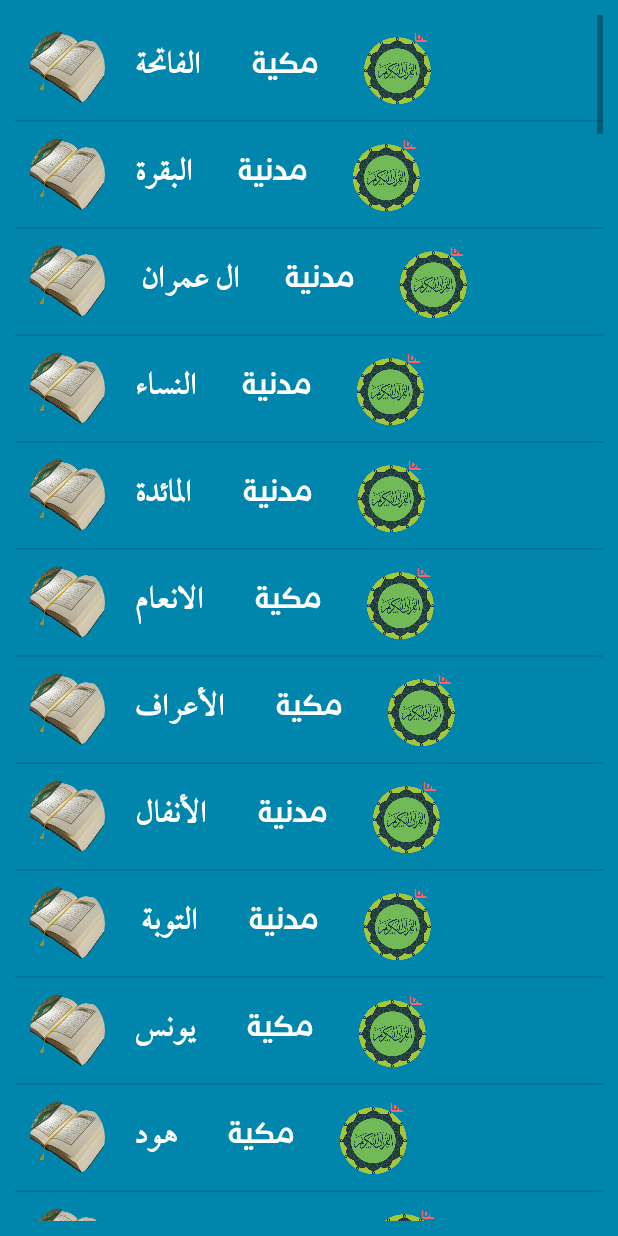
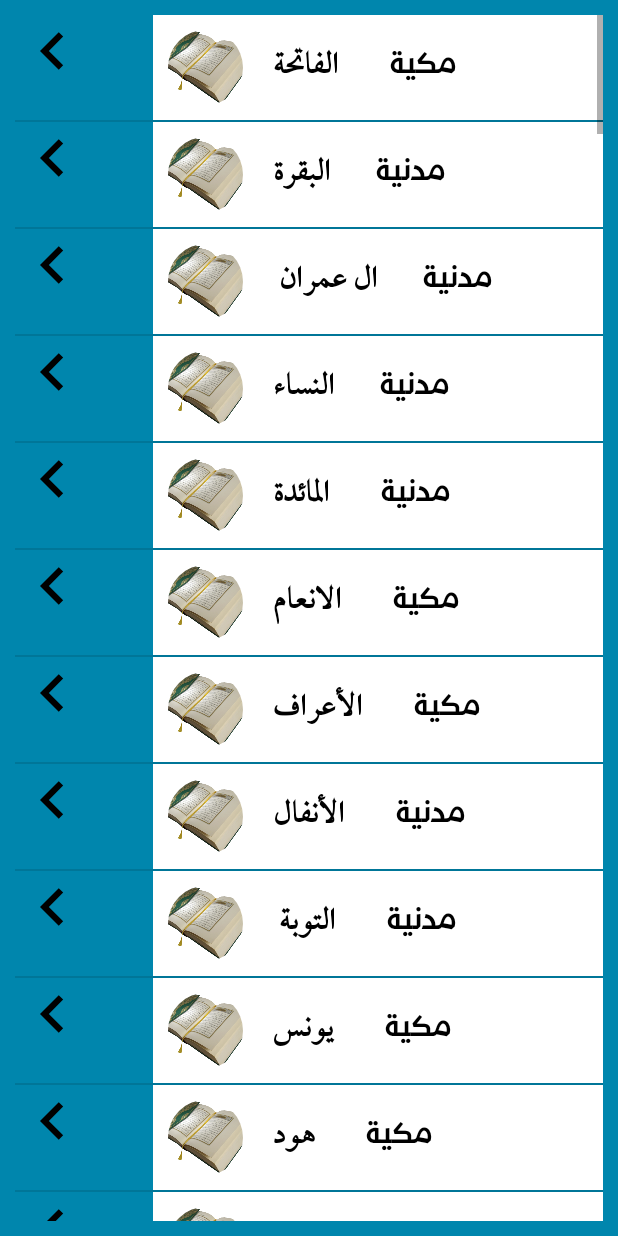
Before and after one commit to mohamedfffccc/Quran, an Android app: the screen it shows after launch (MainActivity), after a tap on an icon or button, on a phone screen of 412 x 824 dp. Run offline under Robolectric (Android 15) with nearby library versions, the light colour scheme and no system bars; our stand-ins replace ButterKnife, CircleImageView.

Commit message:
quran_online

```diff
--- a/app/src/main/java/com/example/quranonline/data/api/AyaApi.java
+++ b/app/src/main/java/com/example/quranonline/data/api/AyaApi.java
@@ -1,5 +1,6 @@
 package com.example.quranonline.data.api;
 
+import com.example.quranonline.data.model.Azkar;
 import com.example.quranonline.data.model.ayat.Ayat;
 import com.example.quranonline.data.model.tafseer.Tafseer;
 
@@ -21,4 +22,6 @@ public interface AyaApi {
                                              @Path("sura_number") int sura_number ,
                                              @Path("ayah_number_from") int ayah_number_from ,
                                              @Path("ayah_number_to") int ayah_number_to);
+    @GET("QuranService/GetAzkar.php")
+    Call<List<Azkar>> getAzkar();
 }
--- a/app/src/main/java/com/example/quranonline/data/model/ayat/Ayat.java
+++ b/app/src/main/java/com/example/quranonline/data/model/ayat/Ayat.java
@@ -10,7 +10,7 @@ public class Ayat {
     @SerializedName("number")
     @Expose
     private Integer number;
-    @SerializedName("name")
+    @SerializedName("Name")
     @Expose
     private String name;
     @SerializedName("transliteration_en")
--- a/app/src/main/java/com/example/quranonline/view/activity/MainActivity.java
+++ b/app/src/main/java/com/example/quranonline/view/activity/MainActivity.java
@@ -25,6 +25,8 @@ import com.example.quranonline.R;
 import com.example.quranonline.view.fragment.AuthorFragment;
 import com.example.quranonline.view.fragment.PlayerFragment;
 import com.example.quranonline.view.fragment.SurahFragment;
+import com.example.quranonline.view.fragment.azkar.AzkarFragment;
+import com.example.quranonline.view.fragment.tafseer.TafseerFragment;
 
 import java.io.File;
 
@@ -67,7 +69,7 @@ public class MainActivity extends BaseActivity {
 //        showDialoge();
 //    }
 
-    @OnClick({R.id.readbtn, R.id.listenbtn, R.id.tafseerglalin})
+    @OnClick({R.id.readbtn, R.id.listenbtn, R.id.tafseerglalin , R.id.listenazkarbtn})
     public void onViewClicked(View view) {
         switch (view.getId()) {
             case R.id.readbtn:
@@ -84,6 +86,10 @@ public class MainActivity extends BaseActivity {
             case R.id.tafseerglalin:
                 SaveData(MainActivity.this, "action", "tafseer");
                 ReplaceFragment(getSupportFragmentManager(), new SurahFragment(), R.id.main, null, "medo");
+
+                break;
+            case  R.id.listenazkarbtn :
+                ReplaceFragment(getSupportFragmentManager(), new AzkarFragment(), R.id.main, null, "medo");
 
                 break;
         }
@@ -155,6 +161,8 @@ public class MainActivity extends BaseActivity {
         builder.show();
     }
 
-
-
+    @Override
+    public void onBackPressed() {
+        super.superBackPressed();
+    }
 }
--- a/app/src/main/res/drawable/ic_file_download_black_24dp.xml
+++ b/app/src/main/res/drawable/ic_file_download_black_24dp.xml
@@ -1,5 +1,5 @@
-<vector android:height="24dp" android:tint="#090203"
+<vector android:height="24dp" android:tint="#fff"
     android:viewportHeight="24.0" android:viewportWidth="24.0"
     android:width="24dp" xmlns:android="http://schemas.android.com/apk/res/android">
-    <path android:fillColor="#FF000000" android:pathData="M19,9h-4V3H9v6H5l7,7 7,-7zM5,18v2h14v-2H5z"/>
+    <path android:fillColor="#fff" android:pathData="M19,9h-4V3H9v6H5l7,7 7,-7zM5,18v2h14v-2H5z"/>
 </vector>
--- /dev/null
+++ b/app/src/main/res/drawable/ic_keyboard_arrow_left_black_24dp.xml
@@ -0,0 +1,9 @@
+<vector xmlns:android="http://schemas.android.com/apk/res/android"
+        android:width="24dp"
+        android:height="24dp"
+        android:viewportWidth="24.0"
+        android:viewportHeight="24.0">
+    <path
+        android:fillColor="#FF000000"
+        android:pathData="M15.41,16.09l-4.58,-4.59 4.58,-4.59L14,5.5l-6,6 6,6z"/>
+</vector>
--- a/app/src/main/res/layout/activity_main.xml
+++ b/app/src/main/res/layout/activity_main.xml
@@ -80,6 +80,24 @@
             android:layout_margin="10dp"
             android:text="تفسير الجلالين"
             android:id="@+id/tafseerglalin"/>
+        <ImageView
+            android:layout_marginTop="10dp"
+
+
+            android:layout_weight="1"
+
+            android:src="@drawable/ic_audiotrack_black_24dp"
+            android:layout_width="50dp"
+            android:layout_centerHorizontal="true"
+            android:fontFamily="@font/quran"
+            android:textSize="25sp"
+            android:textColor="#ffffff"
+            android:textStyle="bold"
+            android:layout_height="50dp"
+            android:layout_margin="10dp"
+            android:text="سماع قران"
+            android:id="@+id/listenazkarbtn"/>
+
 
 
 
--- a/app/src/main/res/layout/surahitem.xml
+++ b/app/src/main/res/layout/surahitem.xml
@@ -1,8 +1,15 @@
 <?xml version="1.0" encoding="utf-8"?>
-<LinearLayout xmlns:android="http://schemas.android.com/apk/res/android"
+<RelativeLayout xmlns:android="http://schemas.android.com/apk/res/android"
     android:orientation="horizontal" android:layout_width="match_parent"
-
+    android:layout_margin="2dp"
     android:layout_height="50dp">
+    <LinearLayout
+        android:layout_width="300dp"
+        android:background="#fff"
+        android:layout_height="wrap_content"
+        android:layout_alignParentRight="true"
+        android:orientation="horizontal"
+        >
         <de.hdodenhof.circleimageview.CircleImageView
             android:layout_width="50dp"
             android:layout_height="50dp"
@@ -15,29 +22,40 @@
             android:layout_height="50dp"
             android:textStyle="bold"
             android:textSize="23sp"
-        android:textColor="#fff"
+            android:textColor="#000"
             android:layout_margin="10dp"
             android:text="@string/app_name"
             android:id="@+id/surahname"/>
 
+
+
+
+
         <TextView
+
 
             android:fontFamily="@font/font5"
             android:id="@+id/tv_type"
             android:layout_width="wrap_content"
             android:layout_height="wrap_content"
             android:text="مكية"
-        android:textColor="#fff"
+            android:textColor="#000"
             android:layout_marginRight="20sp"
             android:layout_marginLeft="20sp"
             android:textSize="20sp"
-        android:textStyle="bold"
             android:layout_marginTop="10dp"/>
-    <de.hdodenhof.circleimageview.CircleImageView
-        android:layout_width="50dp"
 
-        android:layout_height="50dp"
-        android:src="@drawable/qq"
-        android:layout_margin="10dp"/>
+
+
 
     </LinearLayout>
+
+    <ImageView
+        android:layout_width="50dp"
+        android:layout_height="50dp"
+        android:layout_alignParentLeft="true"
+
+        android:src="@drawable/ic_keyboard_arrow_left_black_24dp" />
+
+
+</RelativeLayout>
```
Also changed, not shown: app/src/main/java/com/example/quranonline/adapter/AzkarAdapter.java (added, +181 -0 lines), app/src/main/java/com/example/quranonline/data/api/AyahClient.java (+9 -1 lines), app/src/main/java/com/example/quranonline/data/model/Azkar.java (added, +49 -0 lines), app/src/main/java/com/example/quranonline/view/fragment/azkar/AzkarFragment.java (added, +64 -0 lines), app/src/main/java/com/example/quranonline/view/fragment/azkar/AzkarViewModel.java (added, +33 -0 lines), app/src/main/res/drawable/ic_arrow_back_black_24dp.xml (added, +9 -0 lines), app/src/main/res/drawable/ic_play_arrow_black_24dp.xml (added, +9 -0 lines), app/src/main/res/layout/authoritem.xml (+17 -4 lines), app/src/main/res/layout/azkar_item.xml (added, +88 -0 lines), app/src/main/res/layout/fragment_azkar.xml (added, +14 -0 lines), 1 other file. Lines whose indentation alone changed are shown as unchanged.
